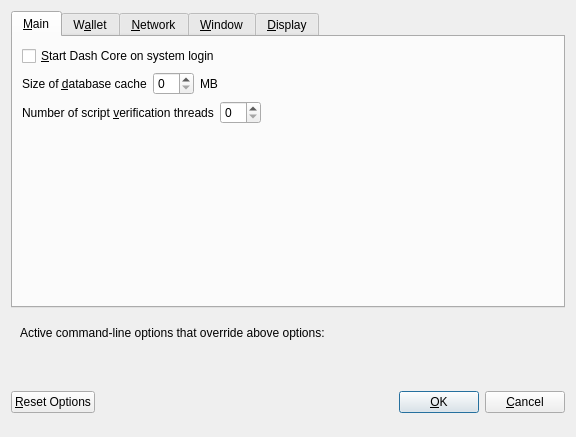
Before: the Qt Designer form src/qt/forms/optionsdialog.ui in bitbony/bitbony, drawn with Qt 5.
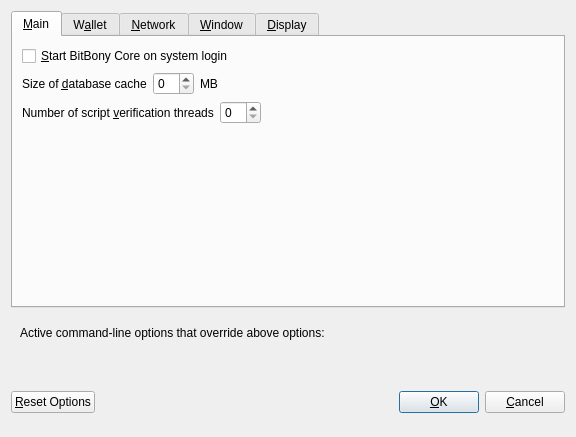
After: the same form once the commit is applied. Custom widgets are drawn as their Qt base class.

```diff
--- a/src/qt/forms/optionsdialog.ui
+++ b/src/qt/forms/optionsdialog.ui
@@ -33,7 +33,7 @@
           <string>Automatically start Dash Core after logging in to the system.</string>
          </property>
          <property name="text">
-          <string>&amp;Start Dash Core on system login</string>
+          <string>&amp;Start BitBony Core on system login</string>
          </property>
         </widget>
        </item>
```
Left out of the diff: 14 changed lines with no effect on the pictures.
